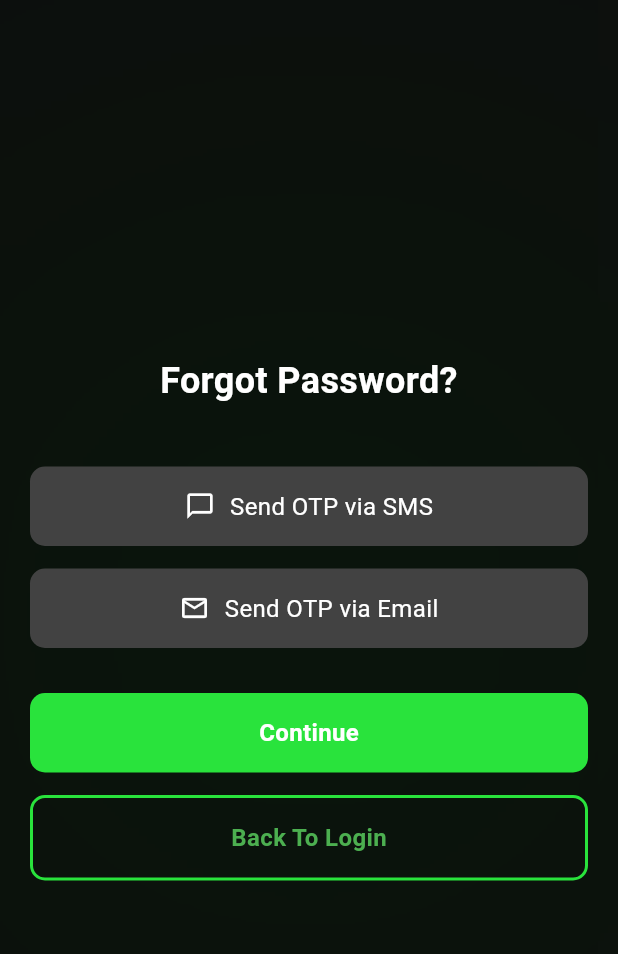
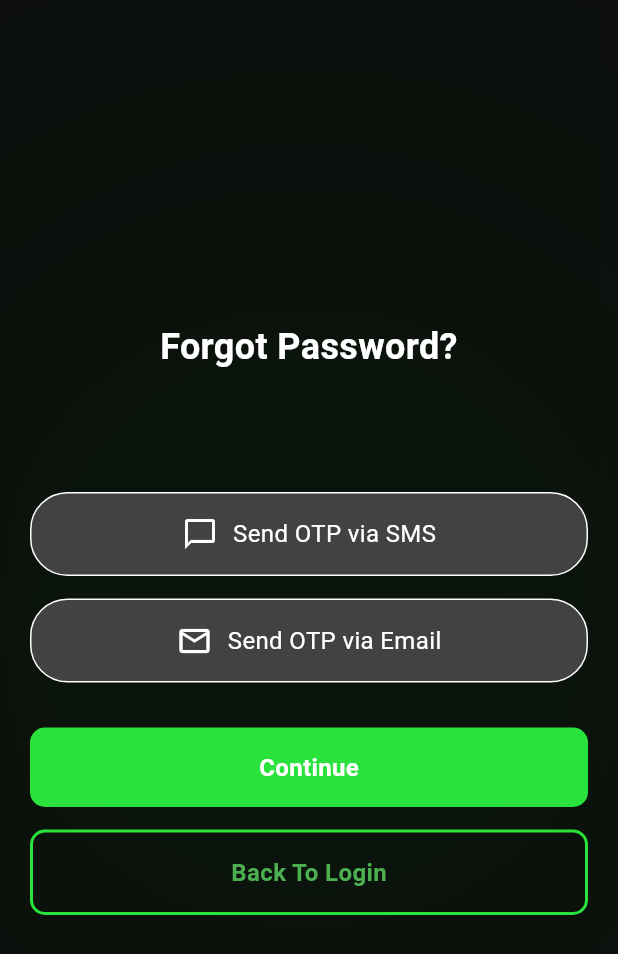
Before and after one commit to khalouiyesser/InnovictusPIMFlutter, a Flutter app: the ForgotPasswordView screen opened directly, on a phone screen of 412 x 824 dp. Shown: the top 954 px of the screen. Run offline on Flutter 3.47's test engine with Material 3 defaults, Android fonts, the phone set to English and light mode, and no system bars; our stand-ins replace animated_text_kit.

Commit message:
fix design forgot password and add verification on email and tunisian number

```diff
--- a/lib/views/forgot_password_view.dart
+++ b/lib/views/forgot_password_view.dart
@@ -1,196 +1,3 @@
-// import 'package:flutter/material.dart';
-// import 'package:piminnovictus/Views/login_view.dart';
-// import 'background.dart';
-//
-// class ForgotPasswordView extends StatefulWidget {
-//   const ForgotPasswordView({Key? key}) : super(key: key);
-//
-//   @override
-//   _ForgotPasswordViewState createState() => _ForgotPasswordViewState();
-// }
-//
-// class _ForgotPasswordViewState extends State<ForgotPasswordView> {
-//   bool isPhoneInput = false;
-//   bool isEmailInput = false;
-//   final TextEditingController phoneController = TextEditingController();
-//   final TextEditingController emailController = TextEditingController();
-//
-//   @override
-//   Widget build(BuildContext context) {
-//     return Scaffold(
-//       resizeToAvoidBottomInset: false,
-//       body: BlurredRadialBackground(
-//         child: SafeArea(
-//           child: Padding(
-//             padding: const EdgeInsets.symmetric(horizontal: 20),
-//             child: Column(
-//               crossAxisAlignment: CrossAxisAlignment.center
-//               ,
-//               children: [
-//                 const SizedBox(height: 40),
-//
-//                 // Titre "Forgot Password?"
-//                 const Text(
-//                   "Forgot Password?",
-//                   style: TextStyle(
-//                     fontSize: 24,
-//                     fontWeight: FontWeight.bold,
-//                     color: Colors.white,
-//                   ),
-//                   textAlign: TextAlign.center,
-//                 ),
-//
-//                 const SizedBox(height: 40),
-//
-//
-//                 // Champ pour entrer le numéro de téléphone ou bouton
-//                 isPhoneInput
-//                     ? buildTextField(
-//                   controller: phoneController,
-//                   hintText: "Enter your phone number",
-//                   icon: Icons.phone,
-//                   onSubmitted: () => setState(() => isPhoneInput = false),
-//                 )
-//                     : buildOptionButton(
-//                   icon: Icons.chat_bubble_outline,
-//                   text: "Send OTP via SMS",
-//                   onTap: () {
-//                     setState(() {
-//                       isPhoneInput = true;
-//                       isEmailInput = false;
-//                     });
-//                   },
-//                 ),
-//                 const SizedBox(height: 15),
-//
-//                 // Champ pour entrer l'email ou bouton
-//                 isEmailInput
-//                     ? buildTextField(
-//                   controller: emailController,
-//                   hintText: "Enter your email",
-//                   icon: Icons.email,
-//                   onSubmitted: () => setState(() => isEmailInput = false),
-//                 )
-//                     : buildOptionButton(
-//                   icon: Icons.email_outlined,
-//                   text: "Send OTP via Email",
-//                   onTap: () => setState(() { isEmailInput = true;isPhoneInput = false;}),
-//                 ),
-//                 const SizedBox(height: 30),
-//
-//                 // Bouton "Continue"
-//                 buildActionButton(
-//                   text: "Continue",
-//                   backgroundColor: Colors.green,
-//                   textColor: Colors.white,
-//                   onTap: () {
-//                     // Ajoute ici l'action pour continuer
-//                   },
-//                 ),
-//
-//                 const SizedBox(height: 15),
-//
-//                 // Bouton "Back to Login"
-//                 buildActionButton(
-//                   text: "Back To Login",
-//                   backgroundColor: Colors.transparent,
-//                   textColor: Colors.green,
-//                   borderColor: Colors.green,
-//                   onTap: () {
-//                     Navigator.pushReplacement(
-//                       context,
-//                       MaterialPageRoute(builder: (context) => LoginView()),
-//                     );
-//                   },
-//                 ),
-//               ],
-//             ),
-//           ),
-//         ),
-//       ),
-//     );
-//   }
-//
-//   Widget buildOptionButton({required IconData icon, required String text, required VoidCallback onTap}) {
-//     return GestureDetector(
-//       onTap: onTap,
-//       child: Container(
-//         width: double.infinity,
-//         padding: const EdgeInsets.symmetric(vertical: 15),
-//         decoration: BoxDecoration(
-//           color: Colors.grey[800],
-//           borderRadius: BorderRadius.circular(10),
-//         ),
-//         child: Row(
-//           mainAxisAlignment: MainAxisAlignment.center,
-//           children: [
-//             Icon(icon, color: Colors.white, size: 20),
-//             const SizedBox(width: 10),
-//             Text(
-//               text,
-//               style: const TextStyle(fontSize: 16, color: Colors.white),
-//             ),
-//           ],
-//         ),
-//       ),
-//     );
-//   }
-//
-//   Widget buildActionButton({
-//     required String text,
-//     required Color backgroundColor,
-//     required Color textColor,
-//     Color? borderColor,
-//     required VoidCallback onTap,
-//   }) {
-//     return GestureDetector(
-//       onTap: onTap,
-//       child: Container(
-//         width: double.infinity,
-//         padding: const EdgeInsets.symmetric(vertical: 15),
-//         decoration: BoxDecoration(
-//           color: backgroundColor,
-//           borderRadius: BorderRadius.circular(10),
-//           border: borderColor != null ? Border.all(color: borderColor, width: 2) : null,
-//         ),
-//         child: Center(
-//           child: Text(
-//             text,
-//             style: TextStyle(fontSize: 16, fontWeight: FontWeight.bold, color: textColor),
-//           ),
-//         ),
-//       ),
-//     );
-//   }
-//
-//   Widget buildTextField({
-//     required TextEditingController controller,
-//     required String hintText,
-//     required IconData icon,
-//     required VoidCallback onSubmitted,
-//   }) {
-//     return Container(
-//       width: double.infinity,
-//       padding: const EdgeInsets.symmetric(horizontal: 10),
-//       decoration: BoxDecoration(
-//         color: Colors.grey[800],
-//         borderRadius: BorderRadius.circular(10),
-//       ),
-//       child: TextField(
-//         controller: controller,
-//         style: const TextStyle(color: Colors.white),
-//         keyboardType: hintText.contains("phone") ? TextInputType.phone : TextInputType.emailAddress,
-//         decoration: InputDecoration(
-//           icon: Icon(icon, color: Colors.white),
-//           hintText: hintText,
-//           hintStyle: const TextStyle(color: Colors.white70),
-//           border: InputBorder.none,
-//         ),
-//         onSubmitted: (value) => onSubmitted(),
-//       ),
-//     );
-//   }
-// }
 import 'package:flutter/material.dart';
 import 'package:piminnovictus/Views/login_view.dart';
 import 'background.dart';
@@ -207,6 +14,26 @@ class _ForgotPasswordViewState extends State<ForgotPasswordView> {
   bool isEmailInput = false;
   final TextEditingController phoneController = TextEditingController();
   final TextEditingController emailController = TextEditingController();
+
+  bool isEmail(String email) {
+    // Expression régulière pour valider une adresse e-mail
+    final RegExp emailRegex = RegExp(
+      r'^[a-zA-Z0-9._%+-]+@[a-zA-Z0-9.-]+\.[a-zA-Z]{2,}$',
+    );
+
+    if (emailRegex.hasMatch(email)) {
+     return true;
+    } else {
+      return false;
+    }
+  }
+
+  bool isTunisianNumber(String text) {
+    final RegExp tunisianNumberRegex = RegExp(r'^(2|4|5|9)\d{7}$');
+    return tunisianNumberRegex.hasMatch(text);
+  }
+
+
 
   @override
   Widget build(BuildContext context) {
@@ -233,51 +60,130 @@ class _ForgotPasswordViewState extends State<ForgotPasswordView> {
                   ),
 
                   const SizedBox(height: 40),
+                  // const SizedBox(height: 40),
+
+                  const SizedBox(height: 40),
 
                   isPhoneInput
-                      ? buildTextField(
+                      ? TextField(
                     controller: phoneController,
-                    hintText: "Enter your phone number",
-                    icon: Icons.phone,
-                    onSubmitted: () {
+                    keyboardType: TextInputType.phone, // Clavier numérique
+                    decoration: InputDecoration(
+                      hintText: "Enter your phone number",
+                      hintStyle: TextStyle(color: Colors.white70), // HintText en blanc
+                      prefixIcon: Icon(Icons.phone, color: Colors.white), // Icône téléphone
+                      filled: true,
+                      fillColor: Colors.grey[800], // Couleur similaire au bouton
+                      border: OutlineInputBorder(
+                        borderRadius: BorderRadius.circular(25.0), // Bordures arrondies
+                        borderSide: BorderSide(color: Colors.white),
+                      ),
+                      enabledBorder: OutlineInputBorder(
+                        borderRadius: BorderRadius.circular(25.0),
+                        borderSide: BorderSide(color: Colors.white),
+                      ),
+                      focusedBorder: OutlineInputBorder(
+                        borderRadius: BorderRadius.circular(25.0),
+                        borderSide: BorderSide(color: Colors.green), // Bordure verte au focus
+                      ),
+                    ),
+                    style: TextStyle(color: Colors.white), // Texte en blanc
+                    onSubmitted: (_) {
                       setState(() {
                         isPhoneInput = false;
                       });
                     },
                   )
-                      : buildOptionButton(
-                    icon: Icons.chat_bubble_outline,
-                    text: "Send OTP via SMS",
+                      : GestureDetector(
                     onTap: () {
                       setState(() {
                         isPhoneInput = true;
                         isEmailInput = false;
+                        emailController.clear();
                       });
                     },
+                    child: Container(
+                      height: 56, // Hauteur similaire au champ de texte
+                      decoration: BoxDecoration(
+                        color: Colors.grey[800], // Même couleur que l'input
+                        borderRadius: BorderRadius.circular(25.0), // Bordures identiques
+                        border: Border.all(color: Colors.white), // Bordure blanche
+                      ),
+                      padding: EdgeInsets.symmetric(horizontal: 16),
+                      child: Row(
+                        mainAxisAlignment: MainAxisAlignment.center,
+                        children: [
+                          Icon(Icons.chat_bubble_outline, color: Colors.white), // Icône OTP
+                          SizedBox(width: 10),
+                          Text(
+                            "Send OTP via SMS",
+                            style: TextStyle(color: Colors.white, fontSize: 16),
+                          ),
+                        ],
+                      ),
+                    ),
                   ),
+
 
                   const SizedBox(height: 15),
 
                   isEmailInput
-                      ? buildTextField(
+                      ? TextField(
                     controller: emailController,
-                    hintText: "Enter your email",
-                    icon: Icons.email,
-                    onSubmitted: () {
+                    decoration: InputDecoration(
+                      hintText: "Enter your email",
+                      hintStyle: TextStyle(color: Colors.white70), // HintText en blanc
+                      prefixIcon: Icon(Icons.email, color: Colors.white), // Icône email
+                      filled: true,
+                      fillColor: Colors.grey[800], // Même couleur que le bouton
+                      border: OutlineInputBorder(
+                        borderRadius: BorderRadius.circular(25.0), // Bordures arrondies
+                        borderSide: BorderSide(color: Colors.white),
+                      ),
+                      enabledBorder: OutlineInputBorder(
+                        borderRadius: BorderRadius.circular(25.0),
+                        borderSide: BorderSide(color: Colors.white),
+                      ),
+                      focusedBorder: OutlineInputBorder(
+                        borderRadius: BorderRadius.circular(25.0),
+                        borderSide: BorderSide(color: Colors.green), // Bordure verte au focus
+                      ),
+                    ),
+                    style: TextStyle(color: Colors.white), // Texte en blanc
+                    onSubmitted: (_) {
                       setState(() {
                         isEmailInput = false;
                       });
                     },
                   )
-                      : buildOptionButton(
-                    icon: Icons.email_outlined,
-                    text: "Send OTP via Email",
+                      : GestureDetector(
                     onTap: () {
                       setState(() {
                         isEmailInput = true;
                         isPhoneInput = false;
+                        phoneController.clear();
                       });
                     },
+                    child: Container(
+                      height: 56, // Hauteur identique au champ de texte
+                      decoration: BoxDecoration(
+                        color: Colors.grey[800], // Même couleur que l'input
+                        borderRadius: BorderRadius.circular(25.0), // Bordures arrondies
+                        border: Border.all(color: Colors.white), // Bordure blanche
+                      ),
+                      padding: EdgeInsets.symmetric(horizontal: 16),
+                      child: Row(
+                        mainAxisAlignment: MainAxisAlignment.center,
+                        children: [
+                          Icon(Icons.email_outlined, color: Colors.white), // Icône email
+                          SizedBox(width: 10),
+                          Text(
+                            "Send OTP via Email",
+                            style: TextStyle(color: Colors.white, fontSize: 16),
+                          ),
+                        ],
+                      ),
+                    ),
                   ),
 
                   const SizedBox(height: 30),
@@ -287,7 +193,16 @@ class _ForgotPasswordViewState extends State<ForgotPasswordView> {
                     backgroundColor: Color(0xFF29E33C),
                     textColor: Colors.white,
                     onTap: () {
-                      // Ajoute ici l'action pour continuer
+
+                      if(isPhoneInput && phoneController.text.isNotEmpty){ // otp par sms
+
+
+                      }else if(isEmailInput && emailController.text.isNotEmpty){ // otp par email
+
+                      }else{
+
+                      }
+
                     },
                   ),
 
@@ -393,4 +308,6 @@ class _ForgotPasswordViewState extends State<ForgotPasswordView> {
       ),
     );
   }
+
+
 }
```
